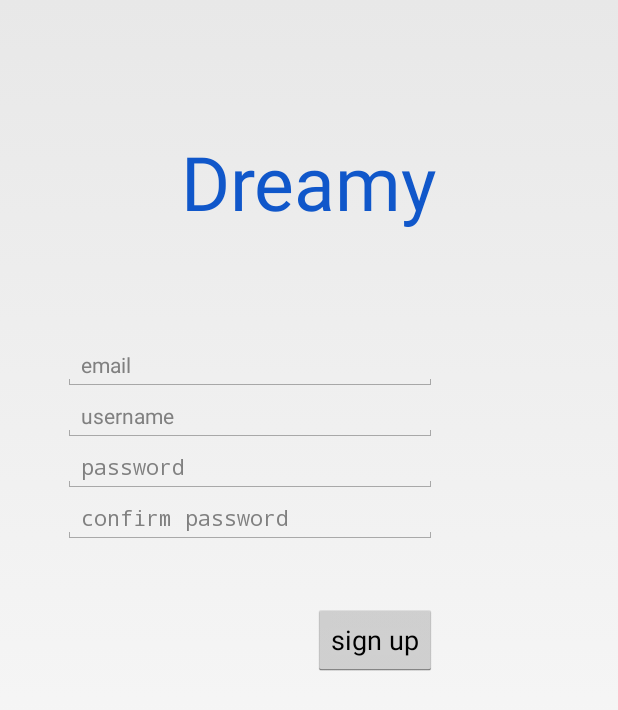
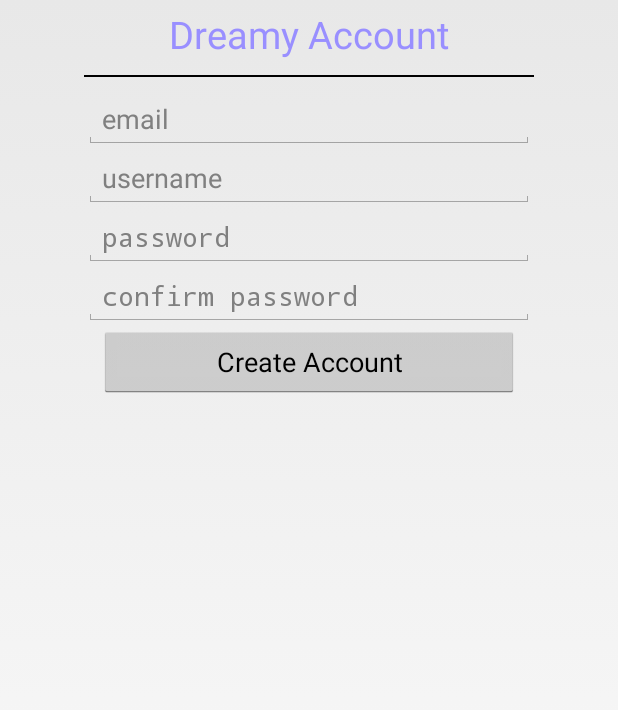
Before and after one commit to Bre-Works/DreamyFront-v02, an Android app: the layout sign_up.xml on its own in the app's theme, with its tools: preview values and no code run, on a phone screen of 412 x 824 dp. Shown: the top 710 px of the screen. Run offline under Robolectric (Android 15) with nearby library versions, the phone set to English and light mode, and no system bars.

Commit message:
improve sign up page and fix some bugs

```diff
--- a/app/src/main/AndroidManifest.xml
+++ b/app/src/main/AndroidManifest.xml
@@ -27,13 +27,12 @@
         </activity>
 
         <activity
-            android:name=".logIn"
-            android:label="@string/app_name" >
+            android:name=".logIn">
         </activity>
 
         <activity
-            android:name=".signUp"
-            android:label="@string/app_name" >
+            android:theme="@android:style/Theme.Holo.Light.Dialog"
+            android:name=".signUp" >
         </activity>
 
 
@@ -52,7 +51,8 @@
             android:label="@string/title_activity_front" >
         </activity>
 
-        <activity android:name=".DreamyForm" />
+        <activity
+            android:name=".DreamyForm" />
 
         <activity android:name=".DreamyFormUpdate" />
 
--- a/app/src/main/java/com/breworks/dreamy/logIn.java
+++ b/app/src/main/java/com/breworks/dreamy/logIn.java
@@ -25,7 +25,7 @@ import java.security.spec.InvalidKeySpecException;
 public class logIn extends Activity {
 
     EditText usernameInput, passwordInput;
-
+    public static Activity loginpage;
     public static final String MyPREFERENCES = "DreamyPrefs" ;
     String username, password;
     SharedPreferences sharedPref;
@@ -33,6 +33,7 @@ public class logIn extends Activity {
 
     @Override
     protected void onCreate(Bundle savedInstanceState) {
+        loginpage = this;
 
         sharedPref = getSharedPreferences(MyPREFERENCES, Context.MODE_PRIVATE);
 
@@ -128,7 +129,6 @@ public class logIn extends Activity {
     public void goToSignUp(View vi) {
         Intent intent = new Intent(this, signUp.class);
         startActivity(intent);
-        finish();
     }
 
 }
--- a/app/src/main/java/com/breworks/dreamy/signUp.java
+++ b/app/src/main/java/com/breworks/dreamy/signUp.java
@@ -8,6 +8,7 @@ import android.app.Activity;
 import android.content.Intent;
 import android.os.Bundle;
 import android.view.View;
+import android.view.Window;
 import android.widget.Button;
 import android.widget.EditText;
 import android.widget.Toast;
@@ -25,6 +26,7 @@ public class signUp extends Activity {
 
     protected void onCreate(Bundle savedInstanceState) {
         super.onCreate(savedInstanceState);
+        requestWindowFeature(Window.FEATURE_NO_TITLE);
         setContentView(R.layout.sign_up);
         usernameInput = (EditText) findViewById(R.id.username);
         emailInput = (EditText) findViewById(R.id.email);
@@ -33,12 +35,12 @@ public class signUp extends Activity {
     }
 
 
-    public void createAccount(View v) throws InvalidKeySpecException, NoSuchAlgorithmException {
+    public void createAccount(View v)  throws InvalidKeySpecException, NoSuchAlgorithmException{
+        email = emailInput.getText().toString();
         username = usernameInput.getText().toString();
-        email = emailInput.getText().toString();
         password = passwordInput.getText().toString();
         passwordConf = passwordConfInput.getText().toString();
-
+        if(!email.equals("") && !username.equals("") && !password.equals("") && !passwordConf.equals("")){
             if (dreamyAccount.findByUsername(username) != null) {
                 Toast.makeText(getApplicationContext(), "Username is already taken.", Toast.LENGTH_SHORT).show();
             } else {
@@ -46,13 +48,13 @@ public class signUp extends Activity {
                     Toast.makeText(getApplicationContext(), "Password and password confirmation did not match!", Toast.LENGTH_SHORT).show();
                 } else {
                     dreamyAccount.createAccount(email, username, password);
+                    finish();
                     Toast.makeText(getApplicationContext(), "Your account is now ready. Please login.", Toast.LENGTH_LONG).show();
-                Intent intent = new Intent(this, logIn.class);
-                startActivity(intent);
-                finish();
+                }
+            }
+        }else{
+            Toast.makeText(getApplicationContext(), "Please complete the form.", Toast.LENGTH_SHORT).show();
         }
     }
 
 }
-
-}
--- a/app/src/main/res/layout/sign_up.xml
+++ b/app/src/main/res/layout/sign_up.xml
@@ -2,105 +2,91 @@
 
 <RelativeLayout
     android:layout_width="fill_parent"
-    android:layout_height="fill_parent"
+    android:layout_height="wrap_content"
     xmlns:android="http://schemas.android.com/apk/res/android"
     android:focusableInTouchMode="true">
 
-    <RelativeLayout
-        android:layout_width="fill_parent"
-        android:layout_height="fill_parent"
-        android:layout_alignParentTop="true"
-        android:layout_marginTop="87dp"
-        android:layout_alignParentRight="true"
-        android:layout_alignParentEnd="true">
+    <ScrollView
+        android:layout_width="wrap_content"
+        android:layout_height="wrap_content"
+        android:id="@+id/scrollView" />
+
+    <LinearLayout
+        android:orientation="vertical"
+        android:layout_width="300dp"
+        android:layout_height="wrap_content"
+        android:gravity="center"
+        android:layout_centerHorizontal="true">
 
         <TextView
-            android:text="@string/app_name"
             android:layout_width="wrap_content"
             android:layout_height="wrap_content"
-            android:textColor="#1057CA"
-            android:textSize="50dp"
-            android:id="@+id/textView3"
-            android:layout_gravity="center_horizontal"
-            android:layout_alignParentTop="true"
-            android:layout_centerHorizontal="true" />
+            android:textAppearance="?android:attr/textAppearanceMedium"
+            android:text="Dreamy Account"
+            android:id="@+id/textView"
+            android:singleLine="true"
+            android:textSize="25dp"
+            android:textColor="#ff998fff"
+            android:layout_marginTop="5dp" />
 
-        <Button
+        <LinearLayout
+            android:orientation="vertical"
             android:layout_width="wrap_content"
-            android:layout_height="wrap_content"
-            android:text="sign up"
-            android:id="@+id/createAccount"
-            android:onClick="createAccount"
-            android:layout_below="@+id/passwordConf"
-            android:layout_alignRight="@+id/textView3"
-            android:layout_alignEnd="@+id/textView3"
-            android:layout_marginTop="40dp" />
+            android:layout_height="20dp">
+
+            <View
+                android:layout_width="fill_parent"
+                android:layout_height="1dp"
+                android:background="#ff000000"
+                android:layout_marginTop="10dp" />
+        </LinearLayout>
 
         <EditText
-            android:layout_width="wrap_content"
+            android:layout_width="fill_parent"
             android:layout_height="wrap_content"
             android:id="@+id/email"
-            android:layout_marginTop="72dp"
             android:layout_column="2"
             android:hint="email"
-            android:layout_toStartOf="@+id/button2"
-            android:layout_below="@+id/textView3"
-            android:layout_alignParentLeft="true"
-            android:layout_alignParentStart="true"
-            android:layout_marginLeft="42dp"
-            android:layout_alignRight="@+id/textView3"
-            android:layout_alignEnd="@+id/textView3"
-            android:textAppearance="?android:attr/textAppearanceSmall"/>
+            android:layout_centerHorizontal="true"
+            android:textSize="18dp" />
 
         <EditText
-            android:layout_width="wrap_content"
+            android:layout_width="fill_parent"
             android:layout_height="wrap_content"
             android:id="@+id/username"
             android:layout_column="2"
             android:hint="username"
-            android:layout_toStartOf="@+id/button2"
             android:layout_below="@+id/email"
-            android:layout_alignLeft="@+id/password"
-            android:layout_alignStart="@+id/password"
-            android:layout_alignRight="@+id/email"
-            android:layout_alignEnd="@+id/email"
-            android:textAppearance="?android:attr/textAppearanceSmall"/>
+            android:textSize="18dp" />
 
         <EditText
-            android:layout_width="wrap_content"
+            android:layout_width="fill_parent"
             android:layout_height="wrap_content"
             android:id="@+id/password"
             android:layout_column="2"
             android:hint="password"
             android:inputType="textPassword"
-            android:layout_toStartOf="@+id/button2"
-            android:textAppearance="?android:attr/textAppearanceSmall"
             android:layout_below="@+id/username"
-            android:layout_alignLeft="@+id/email"
-            android:layout_alignStart="@+id/email"
-            android:layout_alignRight="@+id/email"
-            android:layout_alignEnd="@+id/email" />
+            android:textSize="18dp" />
 
         <EditText
-            android:layout_width="wrap_content"
+            android:layout_width="fill_parent"
             android:layout_height="wrap_content"
             android:inputType="textPassword"
             android:hint="confirm password"
             android:ems="10"
             android:id="@+id/passwordConf"
             android:layout_below="@+id/password"
-            android:layout_alignLeft="@+id/password"
-            android:layout_alignStart="@+id/password"
-            android:layout_alignRight="@+id/password"
-            android:layout_alignEnd="@+id/password"
-            android:textAppearance="?android:attr/textAppearanceSmall"/>
+            android:textSize="18dp" />
 
+        <Button
+            android:layout_width="280dp"
+            android:layout_height="wrap_content"
+            android:text="Create Account"
+            android:id="@+id/createAccount"
+            android:onClick="createAccount"
+            android:layout_below="@+id/passwordConf"
+            android:layout_centerHorizontal="true" />
 
-
-    </RelativeLayout>
-
-    <ScrollView
-        android:layout_width="wrap_content"
-        android:layout_height="wrap_content"
-        android:id="@+id/scrollView" />
+    </LinearLayout>
 </RelativeLayout>
```
Lines whose indentation alone changed are shown as unchanged.
